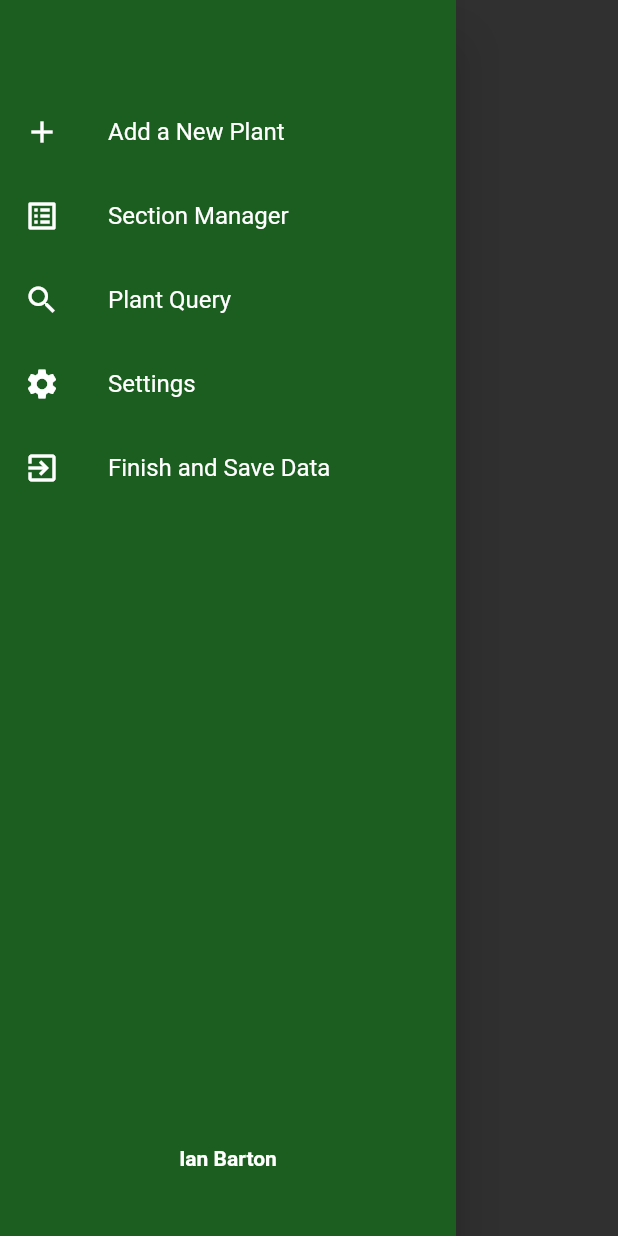
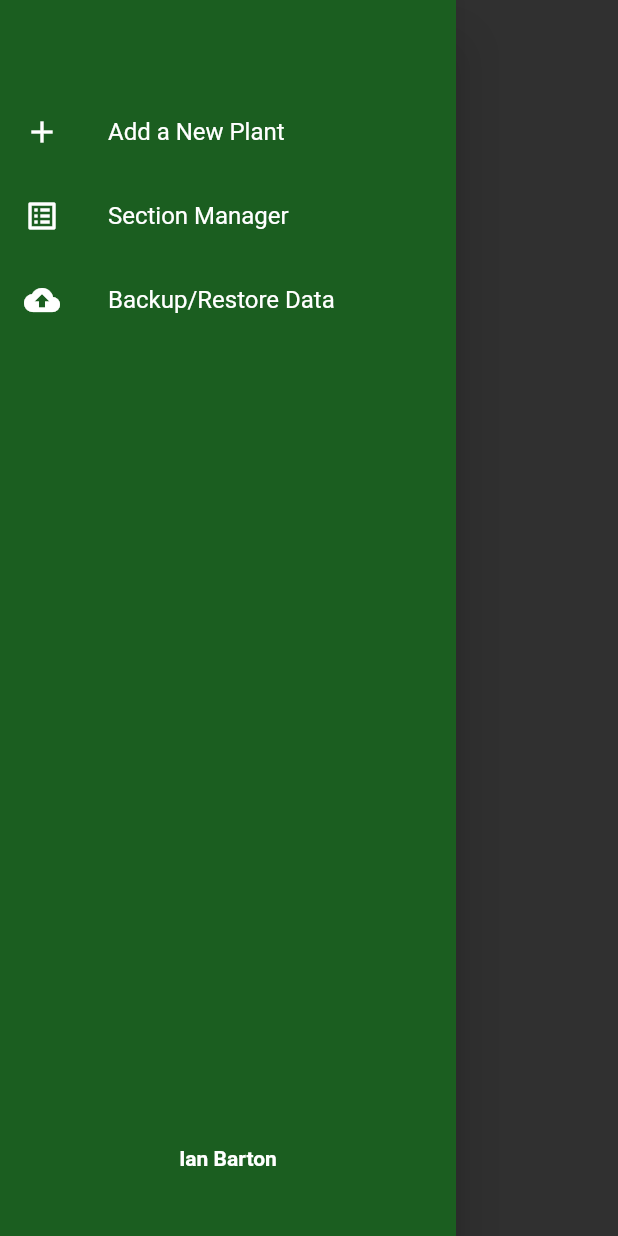
Before and after one commit to ianbarton1/turbo-broccoli, a Flutter app: the MainMenu widget shown alone on an empty page, opened directly, on a phone screen of 412 x 824 dp. Run offline on Flutter 3.47's test engine with Material 2 defaults, Android fonts, the phone set to English and light mode, and no system bars; our stand-ins replace badges, font_awesome_flutter, shared_preferences; missing offline and left inert: dart_date; accounts and stored records are empty; statements that could not run were skipped.

Commit message:
added/ backup restore functionality removed unused items in the drawer split some functionality in the file operations -> backup/restore

```diff
--- a/lib/shared/drawer.dart
+++ b/lib/shared/drawer.dart
@@ -39,23 +39,32 @@ class _MainMenuState extends State<MainMenu> {
                             Navigator.popAndPushNamed(context, '/zone_manager');
                           });
                         }),
+                    // ListTile(
+                    //   leading: Icon(Icons.search_sharp),
+                    //   title: Text('Plant Query'),
+                    //   // onTap: () => {},
+                    // ),
                     ListTile(
-                      leading: Icon(Icons.search_sharp),
-                      title: Text('Plant Query'),
-                      // onTap: () => {},
+                      leading: Icon(Icons.backup),
+                      title: Text('Backup/Restore Data'),
+                      onTap: () {
+                        setState(() {
+                          Navigator.popAndPushNamed(context, '/backup_manager');
+                        });
+                      },
                     ),
-                    ListTile(
-                      leading: Icon(Icons.settings),
-                      title: Text('Settings'),
-                      //onTap: () {},
-                    ),
-                    ListTile(
-                      leading: Icon(Icons.exit_to_app),
-                      title: Text('Finish and Save Data'),
-                      //onTap: () {
-                      // Navigator.pushReplacementNamed(context, '/login');
-                      //},
-                    ),
+                    // ListTile(
+                    //   leading: Icon(Icons.settings),
+                    //   title: Text('Settings'),
+                    //   //onTap: () {},
+                    // ),
+                    // ListTile(
+                    //   leading: Icon(Icons.exit_to_app),
+                    //   title: Text('Finish and Save Data'),
+                    //   //onTap: () {
+                    //   // Navigator.pushReplacementNamed(context, '/login');
+                    //   //},
+                    // ),
                   ],
                 ),
               ),
--- a/lib/shared/file_ops.dart
+++ b/lib/shared/file_ops.dart
@@ -44,6 +44,10 @@ Future<ZoneMap> loadZones() async {
 
 Future<PlantCollection> fromDisk() async {
   List<dynamic> temp = await loadDisk();
+  return jsonToCollection(temp);
+}
+
+PlantCollection jsonToCollection(List<dynamic> temp) {
   PlantCollection result = new PlantCollection();
   temp.forEach((e) {
     result.addNew(new Plant(
```
Also changed, not shown: lib/main.dart (+8 -2 lines), lib/pages/backup.dart (added, +69 -0 lines).
